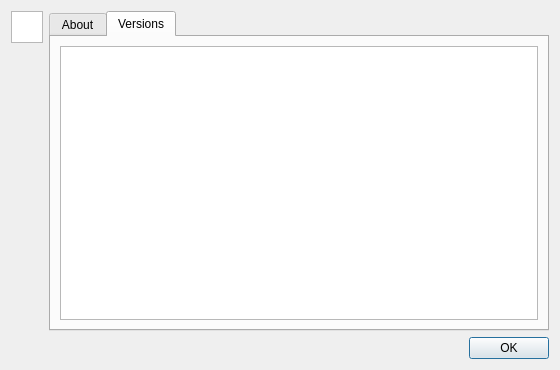
Old version of the form src/about.ui in the repository aladur/flexemu.
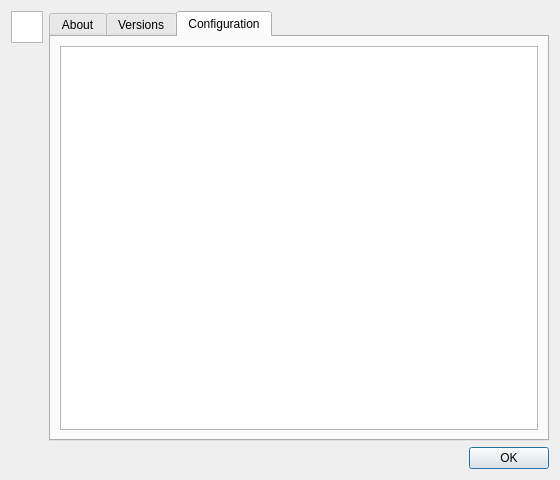
New version of the form. The open tabs and pages were chosen to show the change.

Commit message:
flexemu about dialog: Add new Tab for guest configuration.
- In new Tab display:
  - Mainboard
  - CPU
  - RAM/RAM extension
  - Boot ROM
  - Operating system
  - Graphics
  - List of memory mapped devices

Patch:
```diff
--- a/src/about.ui
+++ b/src/about.ui
@@ -7,13 +7,13 @@
     <x>0</x>
     <y>0</y>
     <width>560</width>
-    <height>370</height>
+    <height>480</height>
    </rect>
   </property>
   <property name="minimumSize">
    <size>
     <width>560</width>
-    <height>370</height>
+    <height>480</height>
    </size>
   </property>
   <property name="windowTitle">
@@ -138,6 +138,16 @@
          </item>
         </layout>
        </widget>
+       <widget class="QWidget" name="w_configuration">
+        <attribute name="title">
+         <string>Configuration</string>
+        </attribute>
+        <layout class="QHBoxLayout" name="horizontalLayout_2">
+         <item>
+          <widget class="QTextBrowser" name="e_configuration"/>
+         </item>
+        </layout>
+       </widget>
       </widget>
      </item>
     </layout>
```
Left out of the diff: 2 changed lines with no effect on the pictures. The commit also changes 5 other files.
